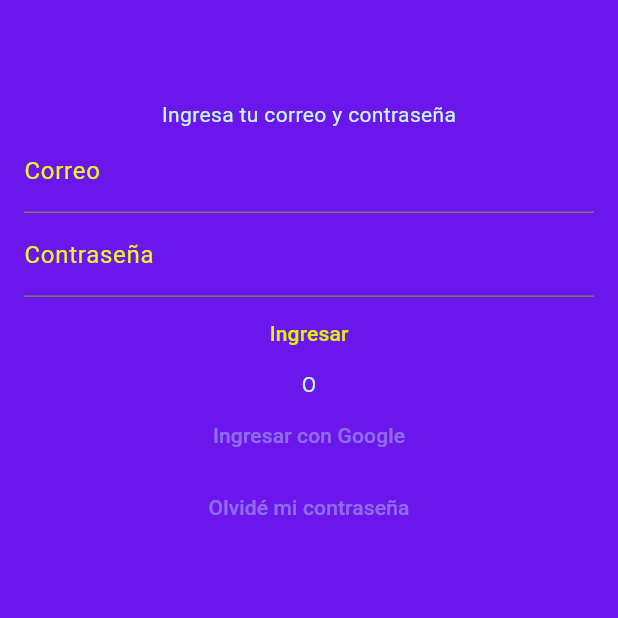
After one commit to navirobayo/mi_terra_app, a Flutter app: the EmailAuthenticationScreen screen opened directly, after a tap on "Ingresar", on a phone screen of 412 x 824 dp, the top half of it. The commit adds this screen. Run offline on Flutter 3.47's test engine with Material 2 defaults, Android fonts, the phone set to English and light mode, and no system bars; our stand-ins replace firebase_auth, firebase_core, get; accounts and stored records are empty; generated files the repository leaves out were written again; network calls fail.

Commit message:
Firebase Authentication Stable

```diff
--- /dev/null
+++ b/mi_terra_app/lib/src/back_end/controllers/login_controller.dart
@@ -0,0 +1,16 @@
+import 'package:flutter/material.dart';
+import 'package:get/get.dart';
+import 'package:mi_terra_app/src/back_end/repositories/authentication_repository.dart';
+
+class LoginController extends GetxController {
+  static LoginController get instance => Get.find();
+
+  final terraEmail = TextEditingController();
+  final terraPassword = TextEditingController();
+  final terraUser = TextEditingController();
+
+  void loginUser(String terraEmail, String terraPassword) {
+    AuthenticationRepository.instance
+        .loginWithEmailAndPassword(terraEmail, terraPassword);
+  }
+}
--- /dev/null
+++ b/mi_terra_app/lib/src/back_end/repositories/authentication_repository.dart
@@ -0,0 +1,56 @@
+import 'package:firebase_auth/firebase_auth.dart';
+import 'package:get/get.dart';
+import 'package:mi_terra_app/src/back_end/exceptions/email_registration_failure.dart';
+import 'package:mi_terra_app/src/front_end/home_screen/home_screen.dart';
+import 'package:mi_terra_app/src/front_end/welcome_screen/welcome_screen.dart';
+
+class AuthenticationRepository extends GetxController {
+  static AuthenticationRepository get instance => Get.find();
+
+  final _auth = FirebaseAuth.instance;
+  late final Rx<User?> firebaseUser;
+
+  @override
+  void onReady() {
+    Future.delayed(const Duration(seconds: 6));
+    firebaseUser = Rx<User?>(_auth.currentUser);
+    firebaseUser.bindStream(_auth.userChanges());
+    ever(firebaseUser, _setInitialScreen);
+  }
+
+  _setInitialScreen(User? user) {
+    user == null
+        ? Get.offAll(() => const WelcomeScreen())
+        : Get.offAll(() => const HomeScreen());
+  }
+
+  Future<void> createUserWithEmailAndPassword(
+      String terraEmail, String terraPassword) async {
+    try {
+      await _auth.createUserWithEmailAndPassword(
+          email: terraEmail, password: terraPassword);
+      firebaseUser.value != null
+          ? Get.offAll(() => const HomeScreen())
+          : Get.to(() => const WelcomeScreen());
+    } on FirebaseAuthException catch (e) {
+      final ex = EmailRegistrationFailure.code(e.code);
+      print("FIREBASE AUTH EXCEPTION - ${ex.message}");
+      throw ex;
+    } catch (_) {
+      const ex = EmailRegistrationFailure();
+      print("EXCEPTION - ${ex.message}");
+      throw ex;
+    }
+  }
+
+  Future<void> loginWithEmailAndPassword(
+      String terraEmail, String terraPassword) async {
+    try {
+      await _auth.signInWithEmailAndPassword(
+          email: terraEmail, password: terraPassword);
+    } on FirebaseAuthException catch (e) {
+    } catch (_) {}
+  }
+
+  Future<void> logout() async => await _auth.signOut();
+}
--- /dev/null
+++ b/mi_terra_app/lib/src/front_end/email_authentication_screen/email_authentication_screen.dart
@@ -0,0 +1,63 @@
+import 'package:flutter/material.dart';
+import 'package:get/get.dart';
+import 'package:mi_terra_app/src/back_end/controllers/login_controller.dart';
+import 'package:mi_terra_app/src/back_end/controllers/registration_controller.dart';
+
+class EmailAuthenticationScreen extends StatelessWidget {
+  const EmailAuthenticationScreen({super.key});
+
+  @override
+  Widget build(BuildContext context) {
+    final controller = Get.put(LoginController());
+    final _formKey = GlobalKey<FormState>();
+    return Scaffold(
+      body: SingleChildScrollView(
+        child: Container(
+          padding: const EdgeInsets.all(16),
+          child: Center(
+            child: Column(
+              children: [
+                const SizedBox(
+                  height: 50,
+                ),
+                const Text("Ingresa tu correo y contraseña"),
+                Form(
+                    key: _formKey,
+                    child: Column(
+                      children: [
+                        TextFormField(
+                          controller: controller.terraEmail,
+                          decoration:
+                              const InputDecoration(labelText: "Correo"),
+                        ),
+                        TextFormField(
+                          controller: controller.terraPassword,
+                          decoration:
+                              const InputDecoration(labelText: "Contraseña"),
+                        ),
+                        TextButton(
+                            onPressed: () {
+                              if (_formKey.currentState!.validate()) {
+                                LoginController.instance.loginUser(
+                                    controller.terraEmail.text.trim(),
+                                    controller.terraPassword.text.trim());
+                              }
+                            },
+                            child: const Text("Ingresar")),
+                        const Text("O"),
+                        const TextButton(
+                            onPressed: null,
+                            child: Text("Ingresar con Google")),
+                        const TextButton(
+                            onPressed: null,
+                            child: Text("Olvidé mi contraseña"))
+                      ],
+                    ))
+              ],
+            ),
+          ),
+        ),
+      ),
+    );
+  }
+}
```
Also changed, not shown: mi_terra_app/lib/main.dart (+8 -5 lines), mi_terra_app/lib/src/back_end/controllers/registration_controller.dart (added, +16 -0 lines), mi_terra_app/lib/src/back_end/exceptions/email_registration_failure.dart (added, +27 -0 lines), mi_terra_app/lib/src/front_end/google_authentication_screen/google_authentication_screen.dart (added, +21 -0 lines), mi_terra_app/lib/src/front_end/home_screen/home_screen.dart (+10 -8 lines), mi_terra_app/lib/src/front_end/profit_screen/profit_screen.dart (+1 -6 lines), mi_terra_app/lib/src/front_end/registration_screen/registration_screen.dart (added, +70 -0 lines), mi_terra_app/lib/src/front_end/settings_screen/settings_screen.dart (added, +22 -0 lines), mi_terra_app/lib/src/front_end/welcome_screen/welcome_screen.dart (+20 -12 lines), mi_terra_app/pubspec.yaml (+2 -6 lines), mi_terra_app/lib/src/front_end/forgotten_password_screen/forgotten_password_screen.dart (added), mi_terra_app/pubspec.lock.
